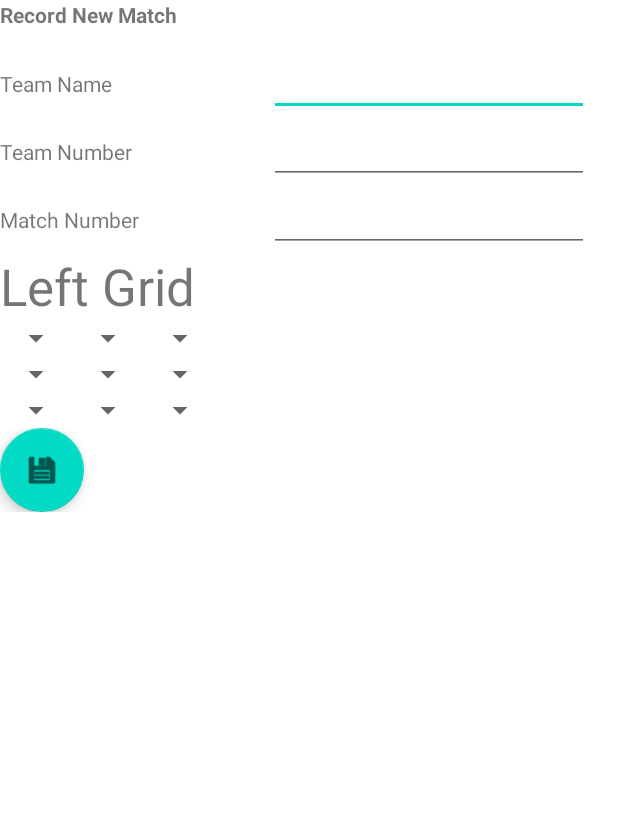
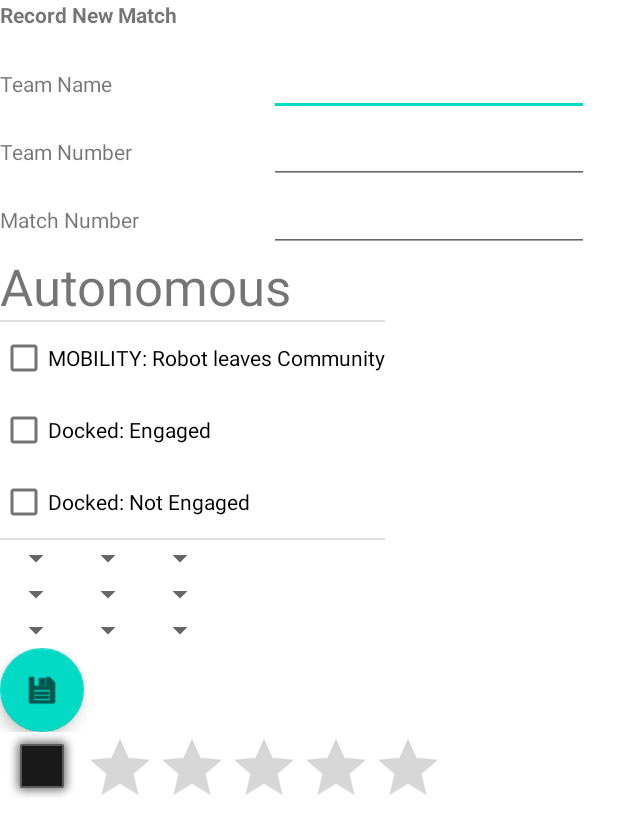
Before and after one commit to Team1912Combustion/Team1912ScoutingApp, an Android app: the layout edit_match.xml on its own in the app's theme, with its tools: preview values and no code run, on a phone screen of 412 x 824 dp. Shown: the top 836 px of the screen. Run offline under Robolectric (Android 15) with nearby library versions, the phone set to English and light mode, and no system bars.

Commit message:
Updated edit match.

```diff
--- a/app/src/main/java/com/example/myapplication/EditMatch.kt
+++ b/app/src/main/java/com/example/myapplication/EditMatch.kt
@@ -1,16 +1,12 @@
 package com.example.myapplication
-
 import android.content.Intent
 import android.graphics.Color
+import android.graphics.drawable.Drawable
 import androidx.appcompat.app.AppCompatActivity
 import android.os.Bundle
 import android.view.View
-import android.widget.AdapterView
-import android.widget.ArrayAdapter
-import android.widget.Spinner
-import android.widget.Toast
+import android.widget.*
 import androidx.databinding.DataBindingUtil
-import com.example.myapplication.com.example.myapplication.Match
 import com.example.myapplication.databinding.EditMatchBinding
 import com.google.android.material.snackbar.Snackbar
 import java.util.logging.Logger
@@ -23,9 +19,8 @@ class EditMatch : AppCompatActivity() , AdapterView.OnItemSelectedListener {
         val binding: EditMatchBinding = DataBindingUtil.setContentView(
             this, R.layout.edit_match)
         setContentView(binding.root)
-
         binding.match = Match(0,"null",0)
-
+        var testValue: Int = 0
         //  Declare all spinners
         var score_choices = arrayOf("None","Block","Cone")
         val spinner_1tl: Spinner = findViewById(R.id.spinner_1tl)
@@ -54,6 +49,24 @@ class EditMatch : AppCompatActivity() , AdapterView.OnItemSelectedListener {
         spinner_1bl.adapter = aa
         spinner_1bm.adapter = aa
         spinner_1br.adapter = aa
+        var images = arrayOf(
+            R.drawable._t1912_2019_logo
+        )
+
+        binding.testImg.setOnClickListener { view ->
+            testValue = testValue + 1
+            if(testValue >= images.size)
+                testValue = 0
+
+            val imageView = view as ImageView
+            val drawable = getDrawable(images[testValue])
+
+            val snack = Snackbar.make(binding.root!!, drawable.toString(),1000000000)
+            imageView.setImageDrawable(getDrawable(images[testValue]))
+
+
+            snack.show()
+        }
 
         binding.floatingActionButton2.setOnClickListener { view ->
             SaveMatch()
--- a/app/src/main/java/com/example/myapplication/Storage.kt
+++ b/app/src/main/java/com/example/myapplication/Storage.kt
@@ -1,6 +1,6 @@
 package com.example.myapplication
 
-import Match
+
 import com.google.gson.Gson
 
 
--- a/app/src/main/res/layout/edit_match.xml
+++ b/app/src/main/res/layout/edit_match.xml
@@ -3,7 +3,7 @@
     xmlns:app="http://schemas.android.com/apk/res-auto"
     xmlns:android="http://schemas.android.com/apk/res/android">
     <data>
-        <variable name="match" type="com.example.myapplication.com.example.myapplication.Match"/>
+        <variable name="match" type="com.example.myapplication.Match"/>
     </data>
 
     <androidx.constraintlayout.widget.ConstraintLayout
@@ -24,10 +24,6 @@
                     android:id="@+id/scoringTable"
                     android:layout_width="match_parent"
                     android:layout_height="wrap_content">
-
-                    <TableRow
-                        android:layout_width="match_parent"
-                        android:layout_height="match_parent" />
 
                     <TableRow
                         android:layout_width="match_parent"
@@ -107,15 +103,72 @@
 
                     <TableRow
                         android:layout_width="match_parent"
-                        android:layout_height="match_parent" >
+                        android:layout_height="match_parent">
 
                         <TextView
                             android:id="@+id/leftGrid"
                             android:layout_width="wrap_content"
                             android:layout_height="wrap_content"
-                            android:text="Left Grid"
+                            android:text="Autonomous"
                             android:textSize="34sp" />
                     </TableRow>
+
+                    <TableRow
+                        android:layout_width="match_parent"
+                        android:layout_height="match_parent">
+
+                        <View
+                            android:id="@+id/divider2"
+                            android:layout_width="match_parent"
+                            android:layout_height="1dp"
+                            android:background="?android:attr/listDivider" />
+                    </TableRow>
+
+                    <TableRow
+                        android:layout_width="match_parent"
+                        android:layout_height="match_parent">
+
+                        <CheckBox
+                            android:id="@+id/checkBox2"
+                            android:layout_width="wrap_content"
+                            android:layout_height="wrap_content"
+                            android:text="MOBILITY: Robot leaves Community" />
+                    </TableRow>
+
+                    <TableRow
+                        android:layout_width="match_parent"
+                        android:layout_height="match_parent">
+
+                        <CheckBox
+                            android:id="@+id/checkBox4"
+                            android:layout_width="wrap_content"
+                            android:layout_height="wrap_content"
+                            android:text="Docked: Engaged" />
+                    </TableRow>
+
+                    <TableRow
+                        android:layout_width="match_parent"
+                        android:layout_height="match_parent">
+
+                        <CheckBox
+                            android:id="@+id/checkBox3"
+                            android:layout_width="wrap_content"
+                            android:layout_height="wrap_content"
+                            android:text="Docked: Not Engaged" />
+
+                    </TableRow>
+
+                    <TableRow
+                        android:layout_width="match_parent"
+                        android:layout_height="match_parent">
+
+                        <View
+                            android:id="@+id/divider3"
+                            android:layout_width="match_parent"
+                            android:layout_height="1dp"
+                            android:background="?android:attr/listDivider" />
+                    </TableRow>
+
                 </TableLayout>
 
                 <LinearLayout
@@ -221,11 +274,20 @@
 
                     <TableRow
                         android:layout_width="match_parent"
-                        android:layout_height="match_parent" />
+                        android:layout_height="match_parent" >
 
-                    <TableRow
-                        android:layout_width="match_parent"
-                        android:layout_height="match_parent" />
+                        <ImageView
+                            android:id="@+id/test_img"
+                            android:layout_width="wrap_content"
+                            android:layout_height="wrap_content"
+                            app:srcCompat="@android:drawable/alert_dark_frame" />
+
+                        <RatingBar
+                            android:id="@+id/ratingBar"
+                            android:layout_width="wrap_content"
+                            android:layout_height="wrap_content" />
+                    </TableRow>
+
                 </TableLayout>
 
             </LinearLayout>
```
Also changed, not shown: app/src/main/java/com/example/myapplication/Match.kt (+7 -0 lines).
